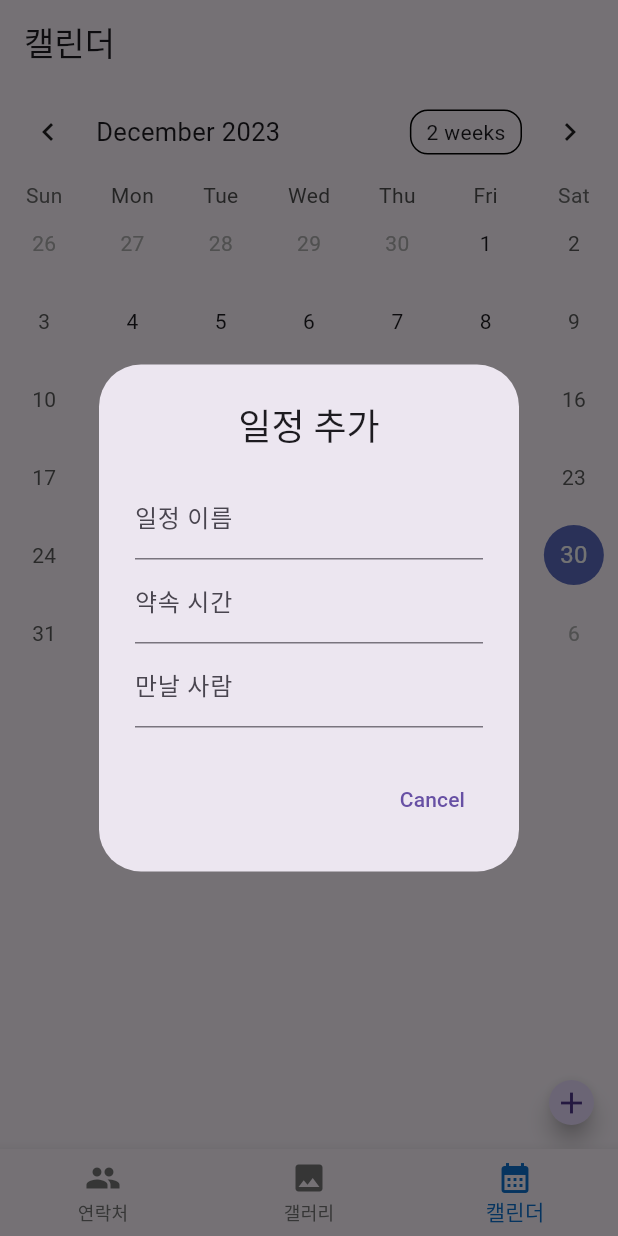
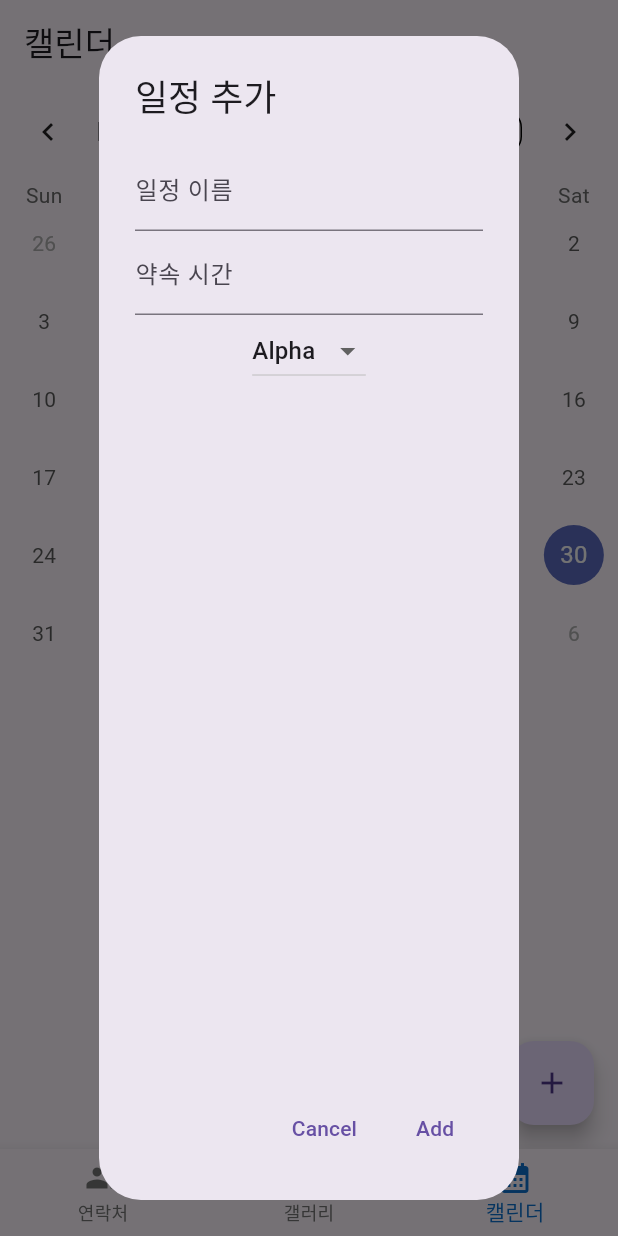
Before and after one commit to jjjh02/madcamp_1week, a Flutter app: the screen it shows after launch, item 3 of the bottom bar chosen, after a tap on the "add" icon, on a phone screen of 412 x 824 dp. Run offline on Flutter 3.47's test engine with Material 3 defaults, Android fonts, the phone set to English and light mode, and no system bars; drawn by our look-alikes of table_calendar; our stand-ins replace image_picker; Roboto replaces fonts that are missing (SUITE).

Commit message:
calendar, contact 수정

```diff
--- a/lib/pages/calendar/ViewCalendarPage.dart
+++ b/lib/pages/calendar/ViewCalendarPage.dart
@@ -1,15 +1,75 @@
 import 'package:flutter/material.dart';
 import 'package:table_calendar/table_calendar.dart';
+import 'package:madcamp_1week/pages/contact/ContactModel.dart';
+import 'package:madcamp_1week/pages/calendar/ViewEventInfoPage.dart';
+
+import 'dart:convert';
+import 'dart:io';
+import 'package:path_provider/path_provider.dart';
 
 class Event {
   final String title;
-  final String time; // 약속 시간 추가
-  final String who; // 만날 사람 추가
+  final String time;
+  final String who;
 
   Event(this.title, this.time, this.who);
 
+  // Convert an Event object to a Map object
+  Map<String, dynamic> toJson() => {
+        'title': title,
+        'time': time,
+        'who': who,
+      };
+
+  // Create an Event object from a Map object
+  factory Event.fromJson(Map<String, dynamic> jsonData) {
+    return Event(
+      jsonData['title'],
+      jsonData['time'],
+      jsonData['who'],
+    );
+  }
+}
+
+// CustomDropdownButton 위젯 정의
+class CustomDropdownButton extends StatefulWidget {
+  final List<String> contactNames;
+  final Function(String?) onSelected;
+
+  CustomDropdownButton({Key? key, required this.contactNames, required this.onSelected}) : super(key: key);
+
   @override
-  String toString() => title;
+  _CustomDropdownButtonState createState() => _CustomDropdownButtonState();
+}
+
+class _CustomDropdownButtonState extends State<CustomDropdownButton> {
+  String? _selectedValue;
+
+  @override
+  void initState() {
+    super.initState();
+    // 초기값 설정 (필요한 경우)
+    _selectedValue = widget.contactNames.isNotEmpty ? widget.contactNames[0] : null;
+  }
+
+  @override
+  Widget build(BuildContext context) {
+    return DropdownButton<String>(
+      value: _selectedValue,
+      items: widget.contactNames.map<DropdownMenuItem<String>>((String value) {
+        return DropdownMenuItem<String>(
+          value: value,
+          child: Text(value),
+        );
+      }).toList(),
+      onChanged: (newValue) {
+        setState(() {
+          _selectedValue = newValue;
+        });
+        widget.onSelected(newValue); // 콜백 함수 호출
+      },
+    );
+  }
 }
 
 class ViewCalendarPageWidget extends StatefulWidget {
@@ -24,14 +84,52 @@ class _ViewCalendarPageWidgetState extends State<ViewCalendarPageWidget> {
   CalendarFormat _calendarFormat = CalendarFormat.month;
   DateTime _focusedDay = DateTime.now();
   DateTime? _selectedDay;
+
+  final titleController = TextEditingController();
+    final timeController = TextEditingController();
+
+  String? _selectedContact;
   Map<DateTime, List<Event>> _events = {};
+
+    Future<String> get _localPath async {
+    final directory = await getApplicationDocumentsDirectory();
+    return directory.path;
+  }
+
+  Future<File> get _localFile async {
+    final path = await _localPath;
+    return File('$path/events.json');
+  }
+
+   Future<File> _writeEvents() async {
+    final file = await _localFile;
+    // Convert each event to a map and then to a JSON string
+    String jsonEvents = jsonEncode(_events.map((key, value) => MapEntry(key.toIso8601String(), value.map((e) => e.toJson()).toList())));
+    return file.writeAsString(jsonEvents);
+  }
+
+  Future<void> _loadEvents() async {
+    try {
+      final file = await _localFile;
+      String jsonEvents = await file.readAsString();
+      Map<String, dynamic> decodedJson = jsonDecode(jsonEvents);
+      setState(() {
+        _events = decodedJson.map((key, value) => MapEntry(DateTime.parse(key), value.map<Event>((e) => Event.fromJson(e)).toList()));
+      });
+    } catch (e) {
+      // If encountering an error, return an empty map
+      _events = {};
+    }
+  }
 
   @override
   void initState() {
     super.initState();
     _selectedDay = _focusedDay;
     _selectedEvents = ValueNotifier([]);
+    _loadEvents();
   }
+
 
   @override
   void dispose() {
@@ -59,6 +157,7 @@ class _ViewCalendarPageWidgetState extends State<ViewCalendarPageWidget> {
     _events[_selectedDay!] = (_events[_selectedDay] ?? [])..add(event);
     _selectedEvents?.value = _getEventsForDay(_selectedDay!);
   }
+  _writeEvents();
 }
 
   void _deleteEvent(DateTime day, Event event) {
@@ -69,7 +168,14 @@ class _ViewCalendarPageWidgetState extends State<ViewCalendarPageWidget> {
       }
     });
     _selectedEvents?.value = _getEventsForDay(day);
+    _writeEvents();
   }
+
+
+  List<String> contactNames = contacts.map((contact) => contact.name).toList();
+
+    String? _selectedValue ;
+
 
   @override
   Widget build(BuildContext context) {
@@ -115,13 +221,26 @@ class _ViewCalendarPageWidgetState extends State<ViewCalendarPageWidget> {
                             SizedBox(width: 60),
                             Text('시간: ${event?.time ?? "N/A"}'),
                             SizedBox(width: 60),
-                            Text('사람: ${event?.who ?? "N/A"}'),
+                            // Text('사람: ${event?.who ?? "N/A"}'),
                           ],
                         ),
                         trailing: IconButton(
                           icon: Icon(Icons.delete),
                           onPressed: () => _deleteEvent(_selectedDay!, event),
                         ),
+                        onTap: () {
+                // 여기에 Navigator.push를 사용하여 상세 페이지로 이동
+                Navigator.push(
+                  context,
+                  MaterialPageRoute(
+                    builder: (context) => ViewEventInfoPage(
+                      title: event.title,
+                      time: event.time,
+                      people: event.who,
+                    ),
+                  ),
+                );
+              },
                       ),
                     );
                   },
@@ -131,62 +250,59 @@ class _ViewCalendarPageWidgetState extends State<ViewCalendarPageWidget> {
           ),
         ],
       ),
-      floatingActionButton: SizedBox(
-        width: 30.0, // 원하는 너비
-        height: 30.0, // 원하는 높이
-        child: FloatingActionButton(
-          onPressed: () => showDialog(
+      floatingActionButton: FloatingActionButton(
+  onPressed: () {
+
+    //final whoController = TextEditingController();
+    showDialog(
       context: context,
       builder: (context) => AlertDialog(
-              title: Column(
-                crossAxisAlignment: CrossAxisAlignment.center,
-                children: [
-                  Text("일정 추가"),
-                ],
-              ),
+        title: Text("일정 추가"),
         content: Column(
-                mainAxisSize: MainAxisSize.min,
           children: [
             TextField(
+              controller: titleController,
               decoration: InputDecoration(labelText: "일정 이름"),
-                    onSubmitted: (value) {
-                      Navigator.of(context).pop(); // 다이얼로그 닫기
-                      _addOrUpdateEvent(value, "", ""); // _addOrUpdateEvent 함수에 이벤트 이름과 시간 전달
+            ),
+            TextField(
+              controller: timeController,
+              decoration: InputDecoration(labelText: "약속 시간"),
+            ),
+            CustomDropdownButton(
+          contactNames: contactNames,
+          onSelected: (newValue) {
+            ///////////////////////////////////////////// newValue 처리
+            _selectedContact = newValue;
+            //print('Selected value = $newValue');
           },
-                    keyboardType: TextInputType.text,
-                    textAlign: TextAlign.center,
+        ),]),
+        actions: <Widget>[
+          TextButton(
+            child: Text("Cancel"),
+            onPressed: () => Navigator.of(context).pop(),
           ),
-
-                  TextField(
-                    decoration: InputDecoration(labelText: "약속 시간"),
-                    onSubmitted: (value) {
-                      Navigator.of(context).pop(); // 다이얼로그 닫기
-                      _addOrUpdateEvent("", value, ""); // _addOrUpdateEvent 함수에 시간 전달
+          TextButton(
+            child: Text("Add"),
+            onPressed: () {
+              if (titleController.text.isNotEmpty &&
+                  timeController.text.isNotEmpty &&
+                  _selectedContact != null) {
+                _addOrUpdateEvent(
+                  titleController.text,
+                  timeController.text,
+                  _selectedContact!,
+                );
+                Navigator.of(context).pop();
+              }
             },
-                    textAlign: TextAlign.center,
-                  ),
-
-                  TextField(
-                    decoration: InputDecoration(labelText: "만날 사람"),
-                    onSubmitted: (value) {
-                      Navigator.of(context).pop(); // 다이얼로그 닫기
-                      _addOrUpdateEvent("", "", value); // _addOrUpdateEvent 함수에 만날 사람 전달
-                    },
-                    textAlign: TextAlign.center,
           ),
         ],
       ),
-              actions: <Widget>[
-                TextButton(
-                  child: Text("Cancel"),
-                  onPressed: () => Navigator.of(context).pop(), //이벤트 추가 팝업화면
+    );
+  },
+  child: Icon(Icons.add),
 ),
-              ],
-            ),
-          ),
-          child: Icon(Icons.add), //우측 하단 추가 버튼
-        ),
-      ),
+
     );
   }
 }
--- a/lib/pages/contact/ContactModel.dart
+++ b/lib/pages/contact/ContactModel.dart
@@ -19,3 +19,15 @@ class Contact {
     );
   }
 }
+
+final List<Contact> contacts = [
+    Contact(name: 'Alpha', phoneNumber: '010-1111-1111', relation: 'family'),
+    Contact(name: 'Bravo', phoneNumber: '010-2222-2222', relation: 'friend'),
+    Contact(name: 'Charlie', phoneNumber: '010-3333-3333', relation: 'relative'),
+    Contact(name: 'Delta', phoneNumber: '010-4444-4444', relation: 'family'),
+    Contact(name: 'Echo', phoneNumber: '010-5555-5555', relation: 'friend'),
+    Contact(name: 'Foxtrot', phoneNumber: '010-6666-6666', relation: 'friend'),
+    Contact(name: 'Golf', phoneNumber: '010-7777-7777', relation: 'family'),
+    Contact(name: 'Hotel', phoneNumber: '010-8888-8888', relation: 'friend'),
+    Contact(name: 'India', phoneNumber: '010-9999-9999', relation: 'relative'),
+  ];
--- a/lib/pages/contact/ViewContactPage.dart
+++ b/lib/pages/contact/ViewContactPage.dart
@@ -2,24 +2,35 @@ import 'package:flutter/material.dart';
 import 'package:madcamp_1week/pages/contact/ContactModel.dart';
 
 class ViewContactPageWidget extends StatefulWidget {
-  const ViewContactPageWidget({Key? key}) : super(key: key);
+  final String peopleName;
+
+  ViewContactPageWidget({Key? key, this.peopleName = ''}) : super(key: key);
+
 
   @override
   State<ViewContactPageWidget> createState() => _ViewContactPageWidgetState();
 }
 
 class _ViewContactPageWidgetState extends State<ViewContactPageWidget> {
-  final List<Contact> contacts = [
-    Contact(name: 'Alpha', phoneNumber: '010-1111-1111', relation: 'family'),
-    Contact(name: 'Bravo', phoneNumber: '010-2222-2222', relation: 'friend'),
-    Contact(name: 'Charlie', phoneNumber: '010-3333-3333', relation: 'relative'),
-    Contact(name: 'Delta', phoneNumber: '010-4444-4444', relation: 'family'),
-    Contact(name: 'Echo', phoneNumber: '010-5555-5555', relation: 'friend'),
-    Contact(name: 'Foxtrot', phoneNumber: '010-6666-6666', relation: 'friend'),
-    Contact(name: 'Golf', phoneNumber: '010-7777-7777', relation: 'family'),
-    Contact(name: 'Hotel', phoneNumber: '010-8888-8888', relation: 'friend'),
-    Contact(name: 'India', phoneNumber: '010-9999-9999', relation: 'relative'),
-  ];
+
+ @override
+  void initState() {
+    super.initState();
+    if (widget.peopleName.isNotEmpty) {
+      // peopleName에 해당하는 연락처 찾기 (null 허용)
+      final Contact? contact = contacts.firstWhere(
+        (contact) => contact.name == widget.peopleName,
+        orElse: () {
+    // 기본 Contact 객체 반환 또는 다른 처리
+    return Contact(name: 'Unknown', phoneNumber: '', relation: '');
+  }, // null 반환
+      );
+      if (contact != null) {
+        WidgetsBinding.instance.addPostFrameCallback((_) => _showContactDetails(context, contact));
+      }
+    }
+  }
+
 
 void _showContactDetails(BuildContext context, Contact contact) {
   showDialog(
```
Also changed, not shown: lib/pages/calendar/ViewEventInfoPage.dart (added, +74 -0 lines). Lines whose indentation alone changed are shown as unchanged.
